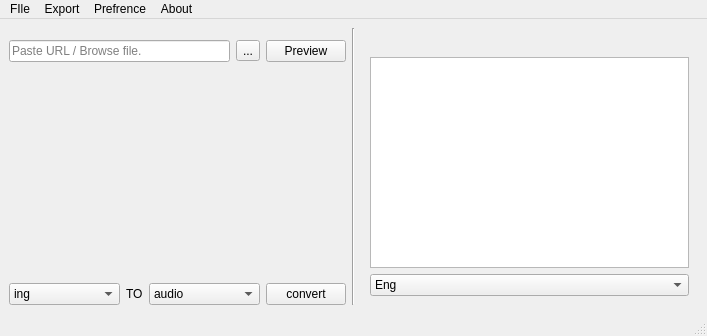
Above: mainwindow.ui from rishabh3354/image2text before the change. Below: the same form after it.
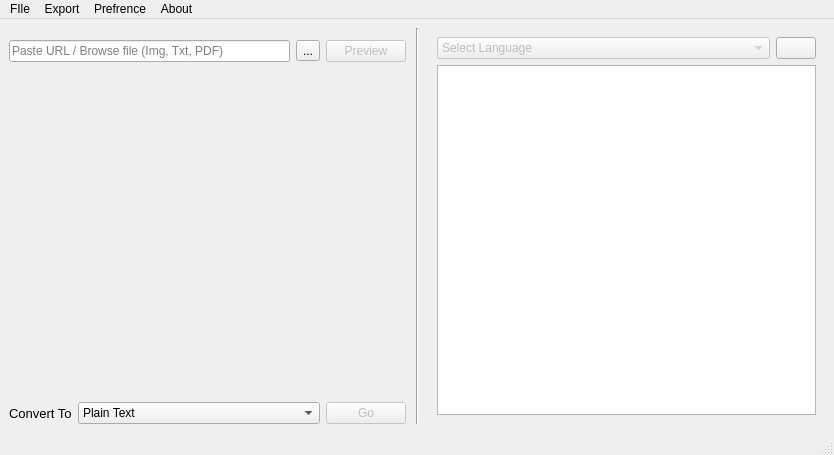
That is the form after the change.

What changed in the file:
```diff
--- a/mainwindow.ui
+++ b/mainwindow.ui
@@ -6,8 +6,8 @@
    <rect>
     <x>0</x>
     <y>0</y>
-    <width>707</width>
-    <height>336</height>
+    <width>834</width>
+    <height>455</height>
    </rect>
   </property>
   <property name="focusPolicy">
@@ -37,7 +37,7 @@
            <set>Qt::AlignLeading|Qt::AlignLeft|Qt::AlignVCenter</set>
           </property>
           <property name="placeholderText">
-           <string>Paste URL / Browse file.</string>
+           <string>Paste URL / Browse file (Img, Txt, PDF)</string>
           </property>
          </widget>
         </item>
@@ -50,6 +50,9 @@
         </item>
         <item>
          <widget class="QPushButton" name="preview_button">
+          <property name="enabled">
+           <bool>false</bool>
+          </property>
           <property name="sizePolicy">
            <sizepolicy hsizetype="Preferred" vsizetype="Fixed">
             <horstretch>0</horstretch>
@@ -81,30 +84,15 @@
       </item>
       <item>
        <layout class="QHBoxLayout" name="horizontalLayout_2">
-        <item>
-         <widget class="QComboBox" name="from_comboBox">
-          <property name="sizePolicy">
-           <sizepolicy hsizetype="Expanding" vsizetype="Fixed">
-            <horstretch>0</horstretch>
-            <verstretch>0</verstretch>
-           </sizepolicy>
-          </property>
-          <item>
-           <property name="text">
-            <string>ing</string>
-           </property>
-          </item>
-          <item>
-           <property name="text">
-            <string>pdf</string>
-           </property>
-          </item>
-         </widget>
-        </item>
         <item>
          <widget class="QLabel" name="label_2">
+          <property name="font">
+           <font>
+            <pointsize>10</pointsize>
+           </font>
+          </property>
           <property name="text">
-           <string>TO</string>
+           <string>Convert To</string>
           </property>
          </widget>
         </item>
@@ -118,7 +106,7 @@
           </property>
           <item>
            <property name="text">
-            <string>audio</string>
+            <string>Plain Text</string>
            </property>
           </item>
           <item>
@@ -130,8 +118,11 @@
         </item>
         <item>
          <widget class="QPushButton" name="convert_button">
+          <property name="enabled">
+           <bool>false</bool>
+          </property>
           <property name="text">
-           <string>convert</string>
+           <string>Go</string>
           </property>
          </widget>
         </item>
@@ -141,6 +132,18 @@
     </item>
     <item>
      <widget class="Line" name="line">
+      <property name="sizePolicy">
+       <sizepolicy hsizetype="Fixed" vsizetype="Minimum">
+        <horstretch>0</horstretch>
+        <verstretch>0</verstretch>
+       </sizepolicy>
+      </property>
+      <property name="minimumSize">
+       <size>
+        <width>10</width>
+        <height>0</height>
+       </size>
+      </property>
       <property name="styleSheet">
        <string notr="true"/>
       </property>
@@ -171,30 +174,55 @@
       </property>
       <layout class="QVBoxLayout" name="verticalLayout_2">
        <item>
-        <widget class="QLabel" name="label_3">
-         <property name="text">
-          <string/>
+        <layout class="QHBoxLayout" name="horizontalLayout_4">
+         <property name="leftMargin">
+          <number>0</number>
          </property>
-         <property name="alignment">
-          <set>Qt::AlignCenter</set>
+         <property name="topMargin">
+          <number>0</number>
          </property>
-        </widget>
+         <item>
+          <widget class="QComboBox" name="translate_comboBox">
+           <property name="enabled">
+            <bool>false</bool>
+           </property>
+           <property name="sizePolicy">
+            <sizepolicy hsizetype="MinimumExpanding" vsizetype="Fixed">
+             <horstretch>0</horstretch>
+             <verstretch>0</verstretch>
+            </sizepolicy>
+           </property>
+           <property name="maxCount">
+            <number>1</number>
+           </property>
+           <item>
+            <property name="text">
+             <string>Select Language</string>
+            </property>
+           </item>
+          </widget>
+         </item>
+         <item>
+          <widget class="QPushButton" name="pushButton">
+           <property name="sizePolicy">
+            <sizepolicy hsizetype="Minimum" vsizetype="Fixed">
+             <horstretch>0</horstretch>
+             <verstretch>0</verstretch>
+            </sizepolicy>
+           </property>
+           <property name="toolTip">
+            <string>Buy me a Coffee</string>
+           </property>
+           <property name="text">
+            <string/>
+           </property>
+          </widget>
+         </item>
+        </layout>
        </item>
        <item>
         <widget class="QTextEdit" name="textEdit"/>
        </item>
-       <item>
-        <widget class="QComboBox" name="translate_comboBox">
-         <property name="maxCount">
-          <number>1</number>
-         </property>
-         <item>
-          <property name="text">
-           <string>Eng</string>
-          </property>
-         </item>
-        </widget>
-       </item>
       </layout>
      </widget>
     </item>
@@ -205,7 +233,7 @@
     <rect>
      <x>0</x>
      <y>0</y>
-     <width>707</width>
+     <width>834</width>
      <height>20</height>
     </rect>
    </property>
```
Left out of the diff: 37 changed lines with no effect on the pictures.
